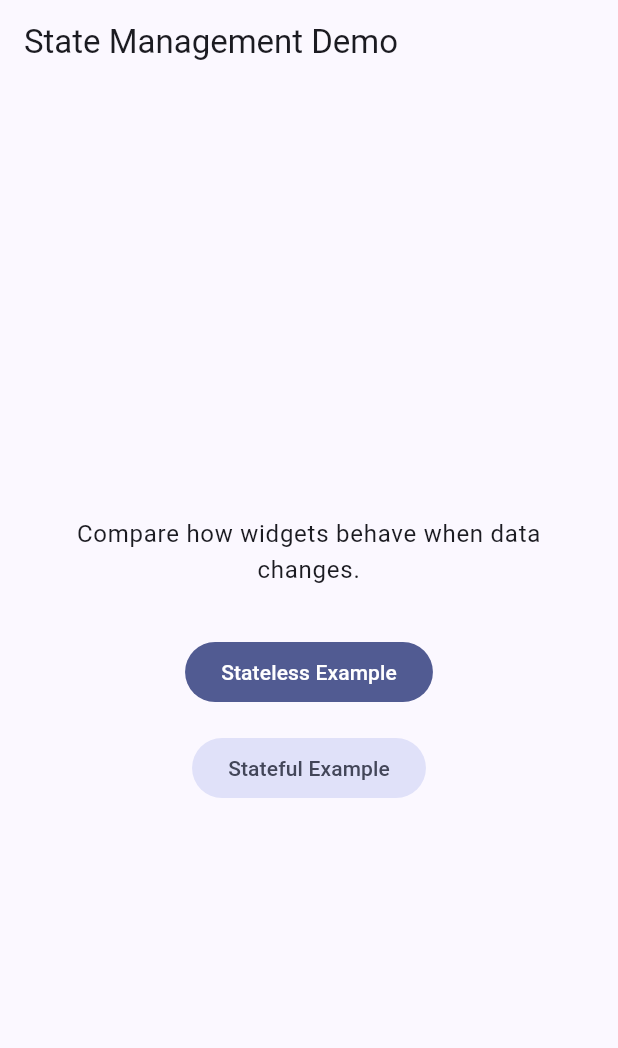
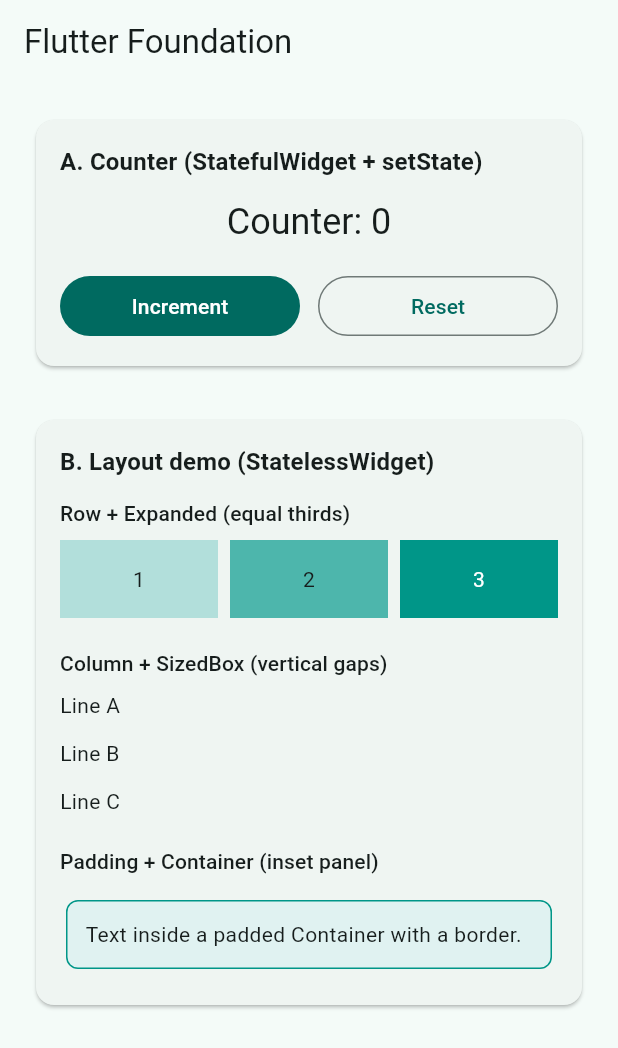
Before and after one commit to swarajsinghdev/Flutter_learning, a Flutter app: the screen it shows after launch, on a phone screen of 412 x 824 dp. Shown: the top 1048 px of the screen. Run offline on Flutter 3.47's test engine with Material 3 defaults, Android fonts, the phone set to English and light mode, and no system bars.

Commit message:
Lesson 3: foundation app — counter setState, layout demo, CustomButton
Made-with: Cursor

````diff
--- a/3.stateless_stateful/lib/app.dart
+++ /dev/null
@@ -1,19 +0,0 @@
-import 'package:flutter/material.dart';
-
-import 'screens/home_screen.dart';
-import 'theme/app_theme.dart';
-
-/// Root widget: configures [MaterialApp] and the initial route.
-class MyApp extends StatelessWidget {
-  const MyApp({super.key});
-
-  @override
-  Widget build(BuildContext context) {
-    return MaterialApp(
-      title: 'State Management Demo',
-      debugShowCheckedModeBanner: false,
-      theme: AppTheme.light(),
-      home: const HomeScreen(),
-    );
-  }
-}
--- a/3.stateless_stateful/lib/core/constants/app_layout.dart
+++ /dev/null
@@ -1,21 +0,0 @@
-import 'package:flutter/material.dart';
-
-/// Shared layout values so padding stays consistent across screens.
-///
-/// Using one place for spacing makes the demo easier to tweak and matches
-/// the idea of **single source of truth** for UI constants.
-abstract final class AppLayout {
-  AppLayout._();
-
-  /// Horizontal + vertical padding around screen body content.
-  static const EdgeInsets screenPadding = EdgeInsets.all(24);
-
-  /// Space between stacked sections (e.g. title → body text).
-  static const double sectionGap = 16;
-
-  /// Space before primary actions at the bottom of a column.
-  static const double beforeActionsGap = 32;
-
-  /// Space between two buttons.
-  static const double buttonGap = 12;
-}
--- a/3.stateless_stateful/lib/main.dart
+++ b/3.stateless_stateful/lib/main.dart
@@ -1,8 +1,41 @@
 import 'package:flutter/material.dart';
 
-import 'app.dart';
+import 'screens/home_screen.dart';
 
-/// Entry point: starts the Flutter framework and mounts [MyApp].
+/// Flutter entry point. [runApp] inflates the root widget and attaches it to
+/// the engine—your **widget tree** starts here.
+///
+/// ### Widget tree (high level)
+/// ```
+/// MaterialApp
+/// └── HomeScreen (Scaffold)
+///     └── SingleChildScrollView
+///         └── Column
+///             ├── CounterSection (StatefulWidget → owns changing count)
+///             └── LayoutDemoSection (StatelessWidget → pure layout)
+/// ```
+///
+/// **Stateless** widgets describe UI from inputs only. **Stateful** widgets
+/// delegate mutable data to a [State] object; calling [State.setState] schedules
+/// a rebuild so the subtree can reflect new values.
 void main() {
-  runApp(const MyApp());
+  runApp(const FlutterFoundationApp());
 }
+
+/// Root [MaterialApp]: theme, title, and the single demo [HomeScreen].
+class FlutterFoundationApp extends StatelessWidget {
+  const FlutterFoundationApp({super.key});
+
+  @override
+  Widget build(BuildContext context) {
+    return MaterialApp(
+      title: 'Flutter Foundation',
+      debugShowCheckedModeBanner: false,
+      theme: ThemeData(
+        colorScheme: ColorScheme.fromSeed(seedColor: Colors.teal),
+        useMaterial3: true,
+      ),
+      home: const HomeScreen(),
+    );
+  }
+}
--- a/3.stateless_stateful/lib/routes/app_routes.dart
+++ /dev/null
@@ -1,20 +0,0 @@
-import 'package:flutter/material.dart';
-
-import '../screens/stateful_screen.dart';
-import '../screens/stateless_screen.dart';
-
-/// Named route builders for this small app.
-///
-/// Centralizing [MaterialPageRoute] construction avoids duplicating
-/// `Navigator.push` boilerplate and keeps navigation discoverable in one file.
-abstract final class AppRoutes {
-  AppRoutes._();
-
-  static Route<void> statelessExample() {
-    return MaterialPageRoute<void>(builder: (_) => const StatelessScreen());
-  }
-
-  static Route<void> statefulExample() {
-    return MaterialPageRoute<void>(builder: (_) => const StatefulScreen());
-  }
-}
--- a/3.stateless_stateful/lib/screens/home_screen.dart
+++ b/3.stateless_stateful/lib/screens/home_screen.dart
@@ -1,48 +1,32 @@
 import 'package:flutter/material.dart';
 
-import '../core/constants/app_layout.dart';
-import '../routes/app_routes.dart';
+import '../widgets/counter_section.dart';
+import '../widgets/layout_demo_section.dart';
 
-/// Landing screen: chooses between the stateless and stateful lessons.
+/// One scrollable page that combines two teaching blocks:
+/// **A)** counter + [setState], **B)** core layout widgets.
 ///
-/// Navigation uses the imperative [Navigator] API (`push` + [MaterialPageRoute])
-/// so beginners see the explicit stack model before named routes or `go_router`.
+/// [SingleChildScrollView] avoids overflow on small screens when both sections
+/// are tall. Spacing between sections uses [SizedBox] (fixed gap), not padding
+/// on the parent—both are valid; here we only need vertical separation.
 class HomeScreen extends StatelessWidget {
   const HomeScreen({super.key});
+
+  static const double _sectionSpacing = 28;
 
   @override
   Widget build(BuildContext context) {
     return Scaffold(
-      appBar: AppBar(title: const Text('State Management Demo')),
-      body: Center(
-        child: Padding(
-          padding: AppLayout.screenPadding,
-          child: Column(
-            mainAxisAlignment: MainAxisAlignment.center,
-            children: [
-              Text(
-                'Compare how widgets behave when data changes.',
-                style: Theme.of(context).textTheme.bodyLarge,
-                textAlign: TextAlign.center,
-              ),
-              const SizedBox(height: AppLayout.beforeActionsGap),
-              FilledButton(
-                onPressed: () {
-                  Navigator.of(
-                    context,
-                  ).push<void>(AppRoutes.statelessExample());
-                },
-                child: const Text('Stateless Example'),
-              ),
-              const SizedBox(height: AppLayout.sectionGap),
-              FilledButton.tonal(
-                onPressed: () {
-                  Navigator.of(context).push<void>(AppRoutes.statefulExample());
-                },
-                child: const Text('Stateful Example'),
-              ),
-            ],
-          ),
+      appBar: AppBar(title: const Text('Flutter Foundation')),
+      body: SingleChildScrollView(
+        padding: const EdgeInsets.all(20),
+        child: Column(
+          crossAxisAlignment: CrossAxisAlignment.stretch,
+          children: const [
+            CounterSection(),
+            SizedBox(height: _sectionSpacing),
+            LayoutDemoSection(),
+          ],
         ),
       ),
     );
--- a/3.stateless_stateful/lib/theme/app_theme.dart
+++ /dev/null
@@ -1,14 +0,0 @@
-import 'package:flutter/material.dart';
-
-/// Application [ThemeData]. Kept separate from [MaterialApp] so theme
-/// tweaks do not clutter `app.dart`.
-abstract final class AppTheme {
-  AppTheme._();
-
-  static ThemeData light() {
-    return ThemeData(
-      colorScheme: ColorScheme.fromSeed(seedColor: Colors.indigo),
-      useMaterial3: true,
-    );
-  }
-}
--- /dev/null
+++ b/3.stateless_stateful/lib/widgets/counter_section.dart
@@ -0,0 +1,90 @@
+import 'package:flutter/material.dart';
+
+import 'reusable_button.dart';
+
+/// **StatefulWidget** = immutable configuration + a separate [State] object
+/// that Flutter keeps alive between frames.
+///
+/// - The widget class ([CounterSection]) only holds constructor args.
+/// - [_CounterSectionState] holds [_count] and is where you call [setState].
+///
+/// ### Why [setState]?
+/// When the user taps Increment, `_count` changes. Flutter must **run [build]
+/// again** so [Text] can show the new number. Wrapping the mutation in
+/// `setState(() { ... })` tells the framework: “schedule a rebuild for this
+/// [State]’s widget subtree.”
+///
+/// ### Lifecycle (simplified)
+/// 1. First frame: `createState` → `initState` (optional) → `build`.
+/// 2. Tap → `setState` → Flutter marks dirty → later `build` runs again.
+/// 3. Widget removed from tree → `dispose` on [State].
+class CounterSection extends StatefulWidget {
+  const CounterSection({super.key});
+
+  @override
+  State<CounterSection> createState() => _CounterSectionState();
+}
+
+class _CounterSectionState extends State<CounterSection> {
+  int _count = 0;
+
+  void _increment() {
+    setState(() {
+      _count++;
+    });
+  }
+
+  void _reset() {
+    setState(() {
+      _count = 0;
+    });
+  }
+
+  @override
+  Widget build(BuildContext context) {
+    final theme = Theme.of(context);
+
+    return Card(
+      child: Padding(
+        padding: const EdgeInsets.all(16),
+        child: Column(
+          crossAxisAlignment: CrossAxisAlignment.stretch,
+          children: [
+            Text(
+              'A. Counter (StatefulWidget + setState)',
+              style: theme.textTheme.titleMedium?.copyWith(
+                fontWeight: FontWeight.bold,
+              ),
+            ),
+            const SizedBox(height: 12),
+            Text(
+              'Counter: $_count',
+              style: theme.textTheme.headlineSmall,
+              textAlign: TextAlign.center,
+            ),
+            const SizedBox(height: 16),
+            Row(
+              children: [
+                Expanded(
+                  child: CustomButton(
+                    label: 'Increment',
+                    onPressed: _increment,
+                    filled: true,
+                  ),
+                ),
+                const SizedBox(width: 12),
+                Expanded(
+                  child: CustomButton(
+                    label: 'Reset',
+                    onPressed: _reset,
+                    filled: false,
+                  ),
+                ),
+              ],
+            ),
+          ],
+        ),
+      ),
+    );
+  }
+}
--- /dev/null
+++ b/3.stateless_stateful/lib/widgets/layout_demo_section.dart
@@ -0,0 +1,132 @@
+import 'package:flutter/material.dart';
+
+/// **StatelessWidget** — describes UI from [BuildContext] + constructor only.
+/// No [setState]; if this needed changing data, a parent would pass new params
+/// or you’d lift state up / use a [StatefulWidget].
+///
+/// This section teaches the **layout system**:
+///
+/// - **[Column] / [Row]** — lay out children along the vertical or horizontal
+///   axis. Main axis = direction of flow; cross axis = perpendicular.
+///
+/// - **[Expanded]** — in a [Row] or [Column], takes **flex** space along the
+///   main axis. Here three [Expanded] children share the row **equally** (default
+///   flex 1), so each box gets one third of the width.
+///
+/// - **[SizedBox]** — fixed width/height **or** empty gap. Use it for explicit
+///   spacing between siblings. It does not add margin outside the parent’s box
+///   model beyond that size.
+///
+/// - **[Padding]** — wraps a child and insets it on all or selected sides.
+///   Unlike [SizedBox], padding is **inside** the parent’s bounds before the
+///   child is laid out.
+///
+/// - **[Container]** — convenience widget: can combine decoration, size,
+///   alignment, padding, etc. Here we use it as a colored box with a fixed height
+///   for the row demo, and again for a bordered panel.
+class LayoutDemoSection extends StatelessWidget {
+  const LayoutDemoSection({super.key});
+
+  static const double _boxHeight = 52;
+
+  @override
+  Widget build(BuildContext context) {
+    final theme = Theme.of(context);
+
+    return Card(
+      child: Padding(
+        padding: const EdgeInsets.all(16),
+        child: Column(
+          crossAxisAlignment: CrossAxisAlignment.stretch,
+          children: [
+            Text(
+              'B. Layout demo (StatelessWidget)',
+              style: theme.textTheme.titleMedium?.copyWith(
+                fontWeight: FontWeight.bold,
+              ),
+            ),
+            const SizedBox(height: 12),
+            Text(
+              'Row + Expanded (equal thirds)',
+              style: theme.textTheme.labelLarge,
+            ),
+            const SizedBox(height: 8),
+            // Row lays children horizontally. Expanded forces each child to
+            // expand along the main axis so all three boxes share width evenly.
+            Row(
+              children: [
+                Expanded(
+                  child: Container(
+                    height: _boxHeight,
+                    alignment: Alignment.center,
+                    color: Colors.teal.shade100,
+                    child: const Text('1'),
+                  ),
+                ),
+                const SizedBox(width: 8),
+                Expanded(
+                  child: Container(
+                    height: _boxHeight,
+                    alignment: Alignment.center,
+                    color: Colors.teal.shade300,
+                    child: const Text('2'),
+                  ),
+                ),
+                const SizedBox(width: 8),
+                Expanded(
+                  child: Container(
+                    height: _boxHeight,
+                    alignment: Alignment.center,
+                    color: Colors.teal.shade500,
+                    child: const Text(
+                      '3',
+                      style: TextStyle(color: Colors.white),
+                    ),
+                  ),
+                ),
+              ],
+            ),
+            const SizedBox(height: 20),
+            Text(
+              'Column + SizedBox (vertical gaps)',
+              style: theme.textTheme.labelLarge,
+            ),
+            const SizedBox(height: 8),
+            Column(
+              crossAxisAlignment: CrossAxisAlignment.start,
+              children: [
+                const Text('Line A'),
+                const SizedBox(height: 12),
+                const Text('Line B'),
+                const SizedBox(height: 12),
+                const Text('Line C'),
+              ],
+            ),
+            const SizedBox(height: 20),
+            Text(
+              'Padding + Container (inset panel)',
+              style: theme.textTheme.labelLarge,
+            ),
+            const SizedBox(height: 8),
+            // Padding shrinks the area available to the child; Container
+            // draws a border and background inside that padded region.
+            Padding(
+              padding: const EdgeInsets.symmetric(vertical: 8, horizontal: 4),
+              child: Container(
+                padding: const EdgeInsets.all(12),
+                decoration: BoxDecoration(
+                  border: Border.all(color: Colors.teal),
+                  borderRadius: BorderRadius.circular(8),
+                  color: Colors.teal.shade50,
+                ),
+                child: const Text(
+                  'Text inside a padded Container with a border.',
+                ),
+              ),
+            ),
+          ],
+        ),
+      ),
+    );
+  }
+}
--- /dev/null
+++ b/3.stateless_stateful/lib/widgets/reusable_button.dart
@@ -0,0 +1,29 @@
+import 'package:flutter/material.dart';
+
+/// Small wrapper around Material buttons so the counter UI stays DRY.
+///
+/// Reusing one widget for “Increment” and “Reset” shows how **composition**
+/// works: parent passes different [label] and [onPressed] callbacks; the child
+/// does not need to know *what* happens—only how it looks and that it invokes
+/// the callback when tapped.
+class CustomButton extends StatelessWidget {
+  const CustomButton({
+    super.key,
+    required this.label,
+    required this.onPressed,
+    this.filled = true,
+  });
+
+  final String label;
+  final VoidCallback? onPressed;
+  final bool filled;
+
+  @override
+  Widget build(BuildContext context) {
+    final child = Text(label);
+    if (filled) {
+      return FilledButton(onPressed: onPressed, child: child);
+    }
+    return OutlinedButton(onPressed: onPressed, child: child);
+  }
+}
--- a/3.stateless_stateful/pubspec.yaml
+++ b/3.stateless_stateful/pubspec.yaml
@@ -1,5 +1,5 @@
 name: stateless_stateful_demo
-description: "Lesson 3 — StatelessWidget vs StatefulWidget demo (lib/app.dart, screens/, routes/, theme/)."
+description: "Lesson 3 — Flutter foundation: setState counter + layout demo (screens/, widgets/)."
 # The following line prevents the package from being accidentally published to
 # pub.dev using `flutter pub publish`. This is preferred for private packages.
 publish_to: 'none' # Remove this line if you wish to publish to pub.dev
````
Also changed, not shown: 3.stateless_stateful/lib/screens/stateful_screen.dart (deleted, +0 -93 lines), 3.stateless_stateful/lib/screens/stateless_screen.dart (deleted, +0 -67 lines), 3.stateless_stateful/lib/widgets/section_heading.dart (deleted, +0 -17 lines), 3 other files.
